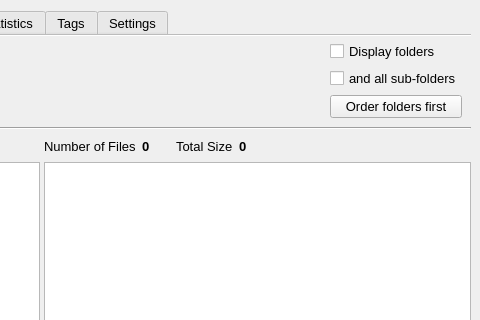
This is mainwindow.ui in StephaneCouturier/Katalog as Qt 5 draws it before an edit; both pictures show x 678 to 1158 and y 0 to 320 of the 1158 by 891 pixel window. The edited form follows.
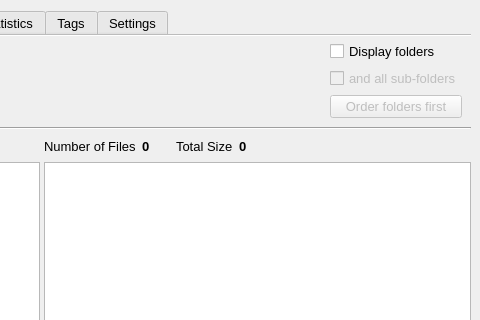
This is the edited form. The open tabs and pages were chosen to show the change. Icons and pictures are not drawn. Custom widgets are drawn as their Qt base class.

What changed in the file:
```diff
--- a/mainwindow.ui
+++ b/mainwindow.ui
@@ -4954,6 +4954,9 @@
                </item>
                <item row="2" column="10">
                 <widget class="QPushButton" name="Explore_pushButton_OrderFoldersFirst">
+                 <property name="enabled">
+                  <bool>false</bool>
+                 </property>
                  <property name="text">
                   <string>Order folders first</string>
                  </property>
@@ -4965,6 +4968,9 @@
                </item>
                <item row="1" column="10">
                 <widget class="QCheckBox" name="Explore_checkBox_DisplaySubFolders">
+                 <property name="enabled">
+                  <bool>false</bool>
+                 </property>
                  <property name="text">
                   <string>and all sub-folders</string>
                  </property>
```
